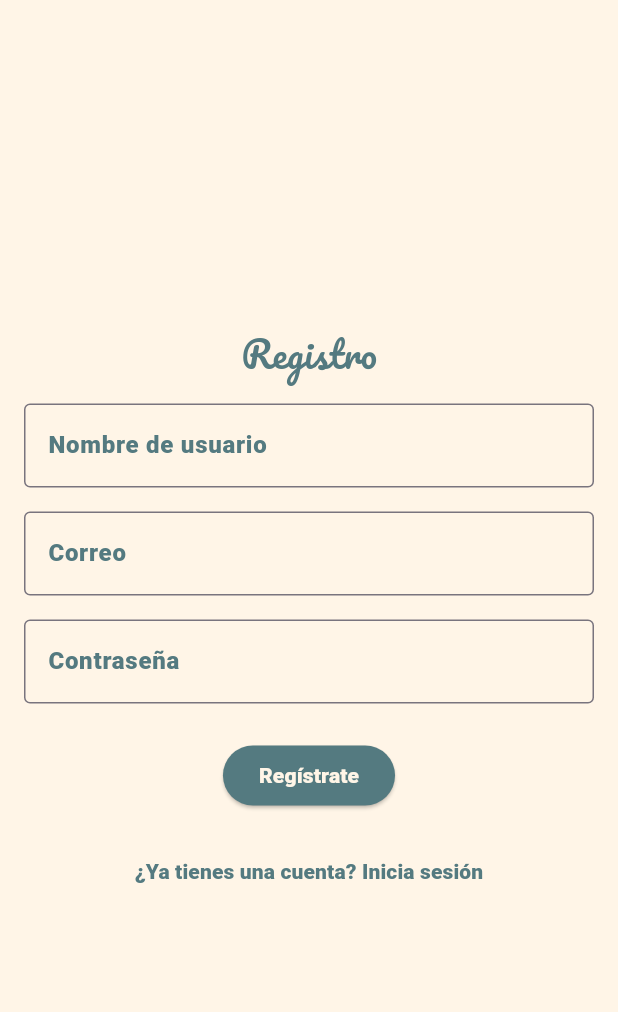
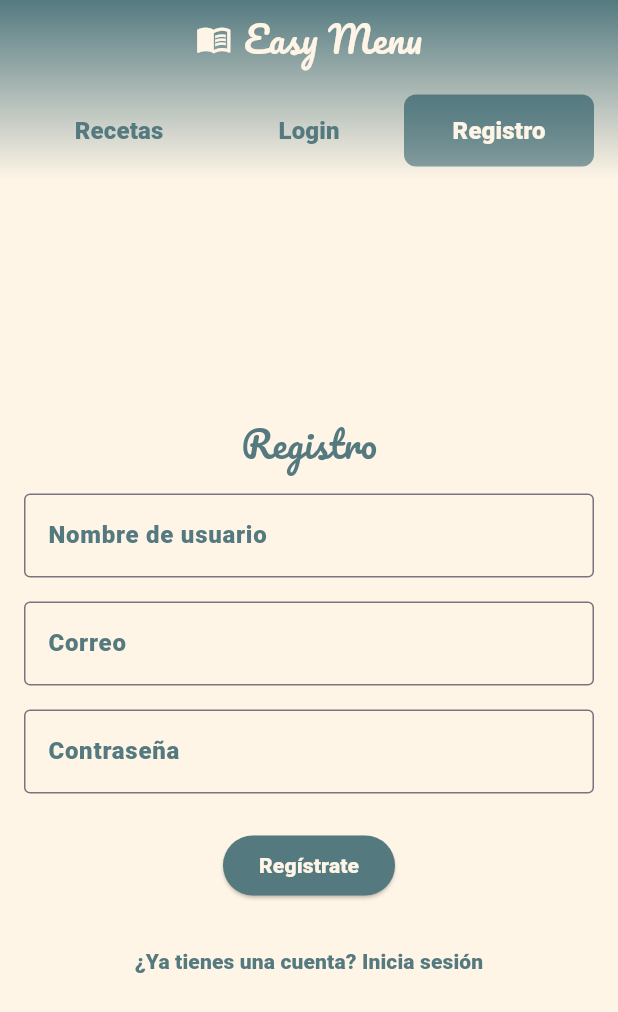
Before and after one commit to Jiwemoyo/EasyMenuApp, a Flutter app: the screen it shows after launch, after a tap on "Login", after a tap on "¿No tienes una cuenta? Regístrate", on a phone screen of 412 x 824 dp. Shown: the top 1012 px of the screen. Run offline on Flutter 3.47's test engine with Material 3 defaults, Android fonts, the phone set to English and light mode, and no system bars; Roboto replaces fonts that are missing (Roboto-bold).

Commit message:
funcionalidad corregida

```diff
--- a/lib/main.dart
+++ b/lib/main.dart
@@ -34,12 +34,7 @@ class MyApp extends StatelessWidget {
           bodyMedium: TextStyle(fontFamily: 'Roboto-bold', fontSize: 14, color: Colors.black),
         ),
       ),
-      initialRoute: '/',
-      routes: {
-        '/': (context) => MainScreen(),
-        '/login': (context) => LoginScreen(),
-        '/register': (context) => RegisterScreen(),
-      },
+      home: MainScreen(),
       debugShowCheckedModeBanner: false,
     );
   }
@@ -53,21 +48,24 @@ class MainScreen extends StatefulWidget {
 class _MainScreenState extends State<MainScreen> {
   int _selectedIndex = 0;
 
-  final List<Widget> _screens = [
-    HomeScreen(),
-    LoginScreen(),
-    RegisterScreen(),
-  ];
+  void _navigateTo(int index) {
+    setState(() {
+      _selectedIndex = index;
+    });
+  }
 
   @override
   Widget build(BuildContext context) {
+    final List<Widget> _screens = [
+      HomeScreen(),
+      LoginScreen(onNavigateToRegister: () => _navigateTo(2)),
+      RegisterScreen(onNavigateToLogin: () => _navigateTo(1)),
+    ];
+
     return Scaffold(
       appBar: CustomAppBar(
-        onButtonPressed: (index) {
-          setState(() {
-            _selectedIndex = index;
-          });
-        },
+        onButtonPressed: _navigateTo,
+        currentIndex: _selectedIndex,
       ),
       body: IndexedStack(
         index: _selectedIndex,
--- a/lib/screens/register_screen.dart
+++ b/lib/screens/register_screen.dart
@@ -3,6 +3,10 @@ import 'package:flutter/material.dart';
 import '../utils/constants.dart';
 
 class RegisterScreen extends StatefulWidget {
+  final VoidCallback onNavigateToLogin;
+
+  RegisterScreen({required this.onNavigateToLogin});
+
   @override
   _RegisterScreenState createState() => _RegisterScreenState();
 }
@@ -85,16 +89,14 @@ class _RegisterScreenState extends State<RegisterScreen> {
                     }
                   },
                   style: ElevatedButton.styleFrom(
-                    foregroundColor: WhiteColor, backgroundColor: GreenColor,
+                    foregroundColor: WhiteColor,
+                    backgroundColor: GreenColor,
                   ),
                   child: Text('Regístrate'),
                 ),
                 SizedBox(height: 16),
                 TextButton(
-                  onPressed: () {
-                    // Navegar a la pantalla de login
-                    Navigator.pushNamed(context, '/login');
-                  },
+                  onPressed: widget.onNavigateToLogin,
                   child: Text(
                     '¿Ya tienes una cuenta? Inicia sesión',
                     style: TextStyle(color: GreenColor),
--- a/lib/widgets/custom_app_bar.dart
+++ b/lib/widgets/custom_app_bar.dart
@@ -4,8 +4,9 @@ import '../utils/constants.dart';
 
 class CustomAppBar extends StatefulWidget implements PreferredSizeWidget {
   final Function(int) onButtonPressed;
+  final int currentIndex;
 
-  CustomAppBar({required this.onButtonPressed});
+  CustomAppBar({required this.onButtonPressed, required this.currentIndex});
 
   @override
   Size get preferredSize => Size.fromHeight(120.0);
@@ -15,8 +16,6 @@ class CustomAppBar extends StatefulWidget implements PreferredSizeWidget {
 }
 
 class _CustomAppBarState extends State<CustomAppBar> {
-  String _selectedButton = 'Recetas';
-  int _selectedIndex = 0;
   final List<String> _buttons = ['Recetas', 'Login', 'Registro'];
 
   @override
@@ -58,7 +57,7 @@ class _CustomAppBarState extends State<CustomAppBar> {
                     AnimatedPositioned(
                       duration: Duration(milliseconds: 300),
                       curve: Curves.easeInOut,
-                      left: _selectedIndex * buttonWidth,
+                      left: widget.currentIndex * buttonWidth,
                       top: 0,
                       bottom: 0,
                       child: Container(
@@ -80,11 +79,7 @@ class _CustomAppBarState extends State<CustomAppBar> {
                           width: buttonWidth,
                           child: TextButton(
                             onPressed: () {
-                              setState(() {
-                                _selectedButton = _buttons[index];
-                                _selectedIndex = index;
-                                widget.onButtonPressed(index);
-                              });
+                              widget.onButtonPressed(index);
                             },
                             style: TextButton.styleFrom(
                               padding: EdgeInsets.symmetric(vertical: 10),
@@ -92,7 +87,7 @@ class _CustomAppBarState extends State<CustomAppBar> {
                             child: Text(
                               _buttons[index],
                               style: robotoSubtitleStyle.copyWith(
-                                color: _selectedIndex == index ? WhiteColor : GreenColor,
+                                color: widget.currentIndex == index ? WhiteColor : GreenColor,
                               ),
                             ),
                           ),
```
Also changed, not shown: lib/screens/login_screen.dart (+7 -5 lines).
